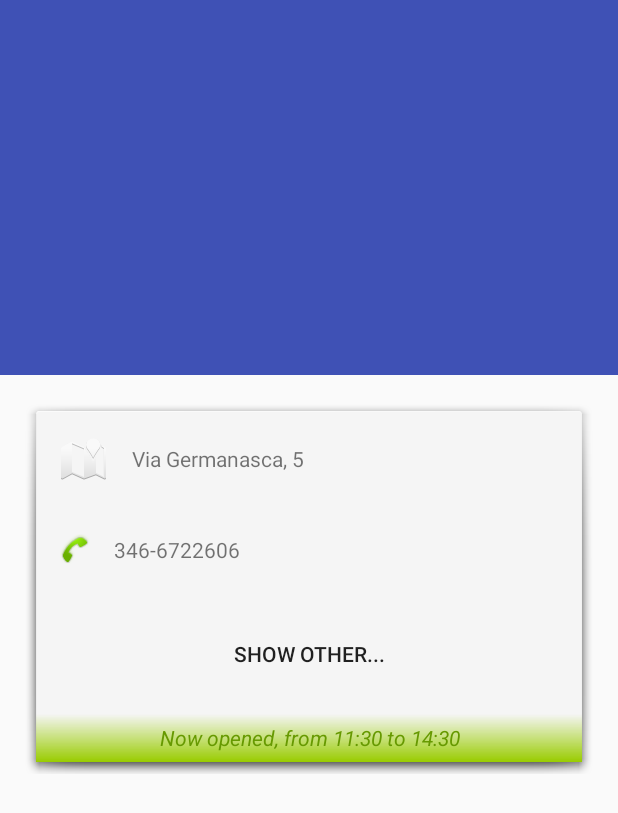
After one commit to FabioGermano/MAD_Lab4, an Android app: the layout activity_restaurant.xml on its own in the app's theme, with its tools: preview values and no code run, on a phone screen of 412 x 824 dp. The commit adds this screen. Shown: the top 813 px of the screen. Run offline under Robolectric (Android 15) with nearby library versions, the phone set to English and light mode, and no system bars.

Commit message:
begin development restaurant activity

```diff
--- a/app/build.gradle
+++ b/app/build.gradle
@@ -22,5 +22,6 @@ android {
 dependencies {
     compile fileTree(dir: 'libs', include: ['*.jar'])
     testCompile 'junit:junit:4.12'
-    compile 'com.android.support:appcompat-v7:23.3.0'
+    compile 'com.android.support:appcompat-v7:23.1.1'
+    compile 'com.android.support:design:23.1.1'
 }
--- a/app/src/main/AndroidManifest.xml
+++ b/app/src/main/AndroidManifest.xml
@@ -8,7 +8,14 @@
         android:label="@string/app_name"
         android:supportsRtl="true"
         android:theme="@style/AppTheme">
-        <activity android:name=".MainActivity"></activity>
+        <activity android:name=".MainActivity" >
+            <intent-filter>
+            <action android:name="android.intent.action.MAIN" />
+
+            <category android:name="android.intent.category.LAUNCHER" />
+        </intent-filter
+            ></activity>
+        <activity android:name=".restaurant.RestaurantActivity"></activity>
     </application>
 
 </manifest>
--- a/app/src/main/java/it/polito/mad_lab3/MainActivity.java
+++ b/app/src/main/java/it/polito/mad_lab3/MainActivity.java
@@ -1,13 +1,31 @@
 package it.polito.mad_lab3;
 
+import android.content.Intent;
 import android.support.v7.app.AppCompatActivity;
 import android.os.Bundle;
+import android.support.v7.view.menu.ActionMenuItemView;
+import android.view.View;
+import android.widget.Button;
+
+import it.polito.mad_lab3.restaurant.RestaurantActivity;
 
 public class MainActivity extends AppCompatActivity {
+
+    private Button restaurantBtn;
 
     @Override
     protected void onCreate(Bundle savedInstanceState) {
         super.onCreate(savedInstanceState);
         setContentView(R.layout.activity_main);
+
+        restaurantBtn = (Button) findViewById(R.id.restaurantBtn);
+
+        restaurantBtn.setOnClickListener(new View.OnClickListener() {
+            @Override
+            public void onClick(View v) {
+                Intent i = new Intent(getBaseContext(), RestaurantActivity.class);
+                startActivity(i);
+            }
+        });
     }
 }
--- /dev/null
+++ b/app/src/main/java/it/polito/mad_lab3/restaurant/restaurantActivity.java
@@ -0,0 +1,34 @@
+package it.polito.mad_lab3.restaurant;
+
+import android.graphics.Color;
+import android.support.design.widget.FloatingActionButton;
+import android.support.v7.app.AppCompatActivity;
+import android.support.design.widget.CollapsingToolbarLayout;
+import android.os.Bundle;
+import android.support.v7.widget.RecyclerView;
+import android.support.v7.widget.Toolbar;
+import android.widget.ImageView;
+
+import it.polito.mad_lab3.R;
+
+public class RestaurantActivity extends AppCompatActivity {
+
+    Toolbar toolbar;
+    CollapsingToolbarLayout collapsingToolbarLayout;
+
+    @Override
+    protected void onCreate(Bundle savedInstanceState) {
+        super.onCreate(savedInstanceState);
+        setContentView(R.layout.activity_restaurant);
+
+        toolbar = (Toolbar) findViewById(R.id.toolbar);
+        collapsingToolbarLayout = (CollapsingToolbarLayout) findViewById(R.id.collapsing_toolbar);
+
+        collapsingToolbarLayout.setTitle("Demo");
+
+        setSupportActionBar(toolbar);
+
+        ((ImageView)findViewById(R.id.mapIcon)).setColorFilter(Color.BLACK);
+        ((ImageView)findViewById(R.id.phoneIcon)).setColorFilter(Color.BLACK);
+    }
+}
--- /dev/null
+++ b/app/src/main/res/drawable/green_gradient.xml
@@ -0,0 +1,7 @@
+<shape xmlns:android="http://schemas.android.com/apk/res/android"
+    android:shape="rectangle">
+    <gradient
+        android:startColor="@android:color/holo_green_light"
+        android:endColor="@android:color/transparent"
+        android:angle="90" />
+</shape>
--- a/app/src/main/res/layout/activity_main.xml
+++ b/app/src/main/res/layout/activity_main.xml
@@ -1,12 +1,18 @@
 <?xml version="1.0" encoding="utf-8"?>
-<RelativeLayout xmlns:android="http://schemas.android.com/apk/res/android"
+<LinearLayout xmlns:android="http://schemas.android.com/apk/res/android"
     xmlns:tools="http://schemas.android.com/tools"
     android:layout_width="match_parent"
     android:layout_height="match_parent"
+    android:orientation="vertical"
     android:paddingBottom="@dimen/activity_vertical_margin"
     android:paddingLeft="@dimen/activity_horizontal_margin"
     android:paddingRight="@dimen/activity_horizontal_margin"
     android:paddingTop="@dimen/activity_vertical_margin"
     tools:context="it.polito.mad_lab3.MainActivity">
 
-</RelativeLayout>
+    <Button
+        android:id="@+id/restaurantBtn"
+        android:layout_width="match_parent"
+        android:layout_height="30dp" />
+
+</LinearLayout>
--- /dev/null
+++ b/app/src/main/res/layout/activity_restaurant.xml
@@ -0,0 +1,146 @@
+<?xml version="1.0" encoding="utf-8"?>
+<android.support.design.widget.CoordinatorLayout
+    android:layout_width="match_parent"
+    android:layout_height="match_parent"
+    android:fitsSystemWindows="true"
+    xmlns:android="http://schemas.android.com/apk/res/android"
+    xmlns:tools="http://schemas.android.com/tools"
+    xmlns:app="http://schemas.android.com/apk/res-auto">
+
+    <android.support.design.widget.AppBarLayout
+        android:id="@+id/app_bar_layout"
+        android:layout_width="match_parent"
+        android:layout_height="250dp"
+        android:fitsSystemWindows="true"
+        android:theme="@style/ThemeOverlay.AppCompat.Dark.ActionBar">
+
+        <android.support.design.widget.CollapsingToolbarLayout
+            android:id="@+id/collapsing_toolbar"
+            android:layout_width="match_parent"
+            android:layout_height="match_parent"
+            android:fitsSystemWindows="true"
+            app:expandedTitleMarginBottom="60dp"
+            app:expandedTitleTextAppearance="@android:color/transparent"
+            app:contentScrim="@color/colorPrimary"
+            app:layout_scrollFlags="scroll|exitUntilCollapsed">
+
+            <ImageView
+                android:id="@+id/image"
+                android:layout_width="match_parent"
+                android:layout_height="match_parent"
+                android:fitsSystemWindows="true"
+                android:scaleType="centerCrop"
+                android:src="@color/colorPrimary"
+                android:clickable="true"
+                android:background="?attr/selectableItemBackground"
+                app:layout_collapseMode="parallax" />
+
+            <android.support.v7.widget.Toolbar
+                android:id="@+id/toolbar"
+                android:layout_width="match_parent"
+                android:layout_height="?attr/actionBarSize"
+                android:popupTheme="@style/ThemeOverlay.AppCompat.Dark"
+                android:title="Collapsing Toolbar"
+                app:layout_collapseMode="pin" />
+
+
+        </android.support.design.widget.CollapsingToolbarLayout>
+    </android.support.design.widget.AppBarLayout>
+
+    <android.support.v4.widget.NestedScrollView
+        app:layout_behavior="@string/appbar_scrolling_view_behavior"
+        android:layout_width="match_parent"
+        android:layout_height="wrap_content"
+        android:background="@android:color/transparent">
+        <LinearLayout
+            android:layout_width="match_parent"
+            android:layout_height="wrap_content"
+            android:paddingBottom="@dimen/activity_vertical_margin"
+            android:paddingLeft="@dimen/activity_horizontal_margin"
+            android:paddingRight="@dimen/activity_horizontal_margin"
+            android:paddingTop="@dimen/activity_vertical_margin"
+            android:orientation="vertical">
+
+            <RelativeLayout
+                android:layout_width="match_parent"
+                android:layout_height="250dp"
+                android:background="@android:drawable/dialog_holo_light_frame">
+
+                <LinearLayout
+                    android:id="@+id/mapIconLL"
+                    android:layout_width="match_parent"
+                    android:layout_height="wrap_content"
+                    android:padding="@dimen/activity_horizontal_margin"
+                    android:background="?attr/selectableItemBackground"
+                    android:clickable="true"
+                    android:orientation="horizontal">
+                    <ImageView
+                        android:id="@+id/mapIcon"
+                        android:layout_width="wrap_content"
+                        android:layout_height="wrap_content"
+                        android:src="@android:drawable/ic_dialog_map" />
+                    <TextView
+                        android:layout_width="wrap_content"
+                        android:layout_height="wrap_content"
+                        android:layout_marginLeft="@dimen/activity_horizontal_margin"
+                        android:textSize="14sp"
+                        android:layout_gravity="center_vertical"
+                        android:text="Via Germanasca, 5"/>
+                </LinearLayout>
+
+                <LinearLayout
+                    android:id="@+id/telIconLL"
+                    android:layout_below="@id/mapIconLL"
+                    android:layout_width="match_parent"
+                    android:layout_height="wrap_content"
+                    android:background="?attr/selectableItemBackground"
+                    android:clickable="true"
+                    android:padding="@dimen/activity_horizontal_margin"
+                    android:orientation="horizontal">
+                    <ImageView
+                        android:id="@+id/phoneIcon"
+                        android:layout_width="wrap_content"
+                        android:layout_height="wrap_content"
+                        android:src="@android:drawable/stat_sys_phone_call" />
+                    <TextView
+                        android:layout_width="wrap_content"
+                        android:layout_height="wrap_content"
+                        android:layout_marginLeft="@dimen/activity_horizontal_margin"
+                        android:textSize="14sp"
+                        android:layout_gravity="center_vertical"
+                        android:text="346-6722606"/>
+                </LinearLayout>
+
+                <LinearLayout
+                    android:layout_width="match_parent"
+                    android:layout_height="wrap_content"
+                    android:orientation="vertical"
+                    android:layout_alignParentBottom="true"
+                    android:layout_alignParentLeft="true"
+                    android:layout_alignParentStart="true" >
+
+                    <Button
+                        android:layout_width="match_parent"
+                        android:layout_height="wrap_content"
+                        android:background="@android:color/transparent"
+                        android:text="SHOW OTHER..."
+                        android:layout_marginBottom="16dp"
+                        />
+
+                    <TextView
+                        android:layout_width="match_parent"
+                        android:layout_height="wrap_content"
+                        android:textSize="14sp"
+                        android:height="32dp"
+                        android:textStyle="italic"
+                        android:gravity="center_vertical|center_horizontal"
+                        android:textColor="@android:color/holo_green_dark"
+                        android:background="@drawable/green_gradient"
+                        android:text="Now opened, from 11:30 to 14:30"
+                        />
+                </LinearLayout>
+            </RelativeLayout>
+
+        </LinearLayout>
+    </android.support.v4.widget.NestedScrollView >
+</android.support.design.widget.CoordinatorLayout>
--- a/app/src/main/res/values/styles.xml
+++ b/app/src/main/res/values/styles.xml
@@ -1,11 +1,16 @@
 <resources>
 
     <!-- Base application theme. -->
-    <style name="AppTheme" parent="Theme.AppCompat.Light.DarkActionBar">
+    <style name="AppTheme" parent="Theme.AppCompat.Light.NoActionBar">
         <!-- Customize your theme here. -->
         <item name="colorPrimary">@color/colorPrimary</item>
         <item name="colorPrimaryDark">@color/colorPrimaryDark</item>
         <item name="colorAccent">@color/colorAccent</item>
     </style>
 
+    <style name="AppTheme.NoActionBar">
+        <item name="windowActionBar">false</item>
+        <item name="windowNoTitle">true</item>
+    </style>
+
 </resources>
```
